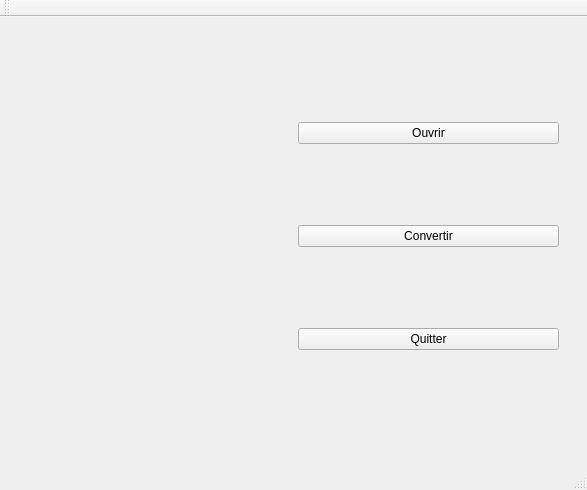
Above: mainwindow.ui from arnauddm/Pixel-Conventer before the change. Below: the same form after it.
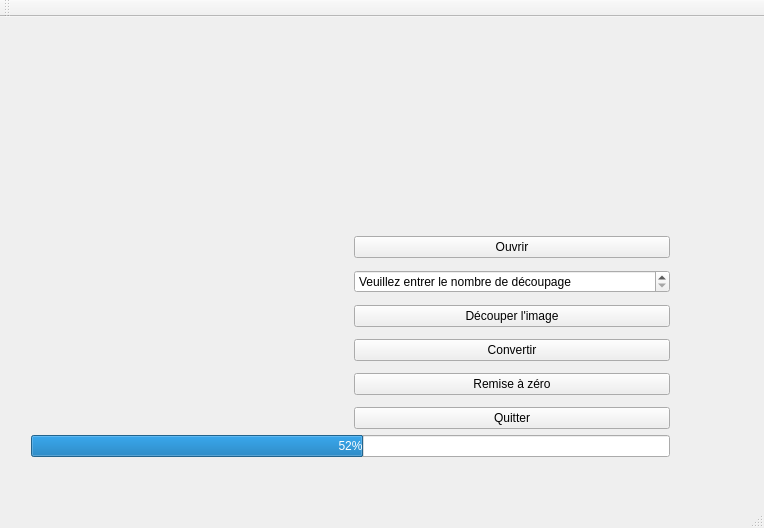
That is the form after the change.

Commit message: Creation of cut function -- warning : error in compiler : symbols not found for architecture

The edit to the form file:
```diff
--- a/mainwindow.ui
+++ b/mainwindow.ui
@@ -6,10 +6,16 @@
    <rect>
     <x>0</x>
     <y>0</y>
-    <width>587</width>
-    <height>490</height>
+    <width>764</width>
+    <height>528</height>
    </rect>
   </property>
+  <property name="maximumSize">
+   <size>
+    <width>764</width>
+    <height>16777215</height>
+   </size>
+  </property>
   <property name="windowTitle">
    <string>MainWindow</string>
   </property>
@@ -17,12 +23,14 @@
    <widget class="QWidget" name="horizontalLayoutWidget">
     <property name="geometry">
      <rect>
-      <x>19</x>
-      <y>19</y>
-      <width>551</width>
-      <height>401</height>
+      <x>20</x>
+      <y>10</y>
+      <width>661</width>
+      <height>441</height>
      </rect>
     </property>
+    <layout class="QVBoxLayout" name="verticalLayout_2">
+     <item>
     <layout class="QHBoxLayout" name="horizontalLayout">
      <item>
       <widget class="QLabel" name="imageViewer">
@@ -33,6 +41,28 @@
      </item>
      <item>
       <layout class="QVBoxLayout" name="verticalLayout">
+         <property name="spacing">
+          <number>12</number>
+         </property>
+         <property name="sizeConstraint">
+          <enum>QLayout::SetNoConstraint</enum>
+         </property>
+         <property name="leftMargin">
+          <number>0</number>
+         </property>
+         <item>
+          <spacer name="verticalSpacer">
+           <property name="orientation">
+            <enum>Qt::Vertical</enum>
+           </property>
+           <property name="sizeHint" stdset="0">
+            <size>
+             <width>20</width>
+             <height>40</height>
+            </size>
+           </property>
+          </spacer>
+         </item>
        <item>
         <widget class="QPushButton" name="open">
          <property name="text">
@@ -40,6 +70,38 @@
          </property>
         </widget>
        </item>
+         <item>
+          <widget class="QSpinBox" name="numberPiece">
+           <property name="frame">
+            <bool>true</bool>
+           </property>
+           <property name="readOnly">
+            <bool>false</bool>
+           </property>
+           <property name="specialValueText">
+            <string>Veuillez entrer le nombre de découpage</string>
+           </property>
+           <property name="accelerated">
+            <bool>true</bool>
+           </property>
+           <property name="suffix">
+            <string/>
+           </property>
+           <property name="minimum">
+            <number>1</number>
+           </property>
+           <property name="maximum">
+            <number>100</number>
+           </property>
+          </widget>
+         </item>
+         <item>
+          <widget class="QPushButton" name="cut">
+           <property name="text">
+            <string>Découper l'image</string>
+           </property>
+          </widget>
+         </item>
        <item>
         <widget class="QPushButton" name="convert">
          <property name="text">
@@ -47,6 +109,13 @@
          </property>
         </widget>
        </item>
+         <item>
+          <widget class="QPushButton" name="raz">
+           <property name="text">
+            <string>Remise à zéro</string>
+           </property>
+          </widget>
+         </item>
        <item>
         <widget class="QPushButton" name="close">
          <property name="text">
@@ -57,6 +126,24 @@
       </layout>
      </item>
     </layout>
+     </item>
+     <item>
+      <widget class="QProgressBar" name="progress">
+       <property name="value">
+        <number>52</number>
+       </property>
+       <property name="textVisible">
+        <bool>true</bool>
+       </property>
+       <property name="orientation">
+        <enum>Qt::Horizontal</enum>
+       </property>
+       <property name="invertedAppearance">
+        <bool>false</bool>
+       </property>
+      </widget>
+     </item>
+    </layout>
    </widget>
   </widget>
   <widget class="QMenuBar" name="menuBar">
```
Left out of the diff: 4 changed lines with no effect on the pictures. Lines whose indentation alone changed are shown as unchanged. The commit also changes 2 other files.
